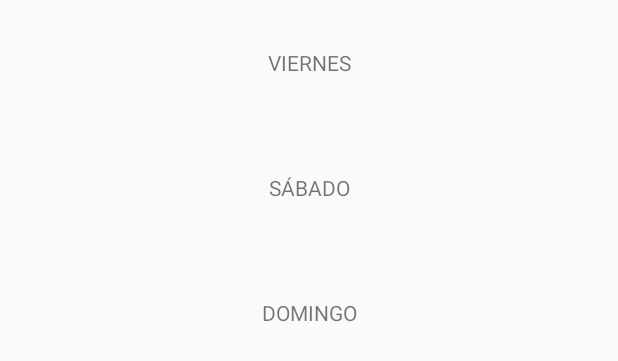
After one commit to camtes/Drupalcamp-android, an Android app: the layout main_days_activity.xml on its own in the app's theme, with its tools: preview values and no code run, on a phone screen of 412 x 824 dp. The commit adds this screen. Shown: the top 361 px of the screen. Run offline under Robolectric (Android 15) with nearby library versions, the phone set to English and light mode, and no system bars.

```diff
--- a/app/build.gradle
+++ b/app/build.gradle
@@ -27,4 +27,6 @@ dependencies {
     compile 'com.ogaclejapan.smarttablayout:library:1.6.0@aar'
     compile 'com.android.support:cardview-v7:23.1.1'
     compile 'com.squareup.picasso:picasso:2.5.2'
+    compile 'com.j256.ormlite:ormlite-core:4.48'
+    compile 'com.j256.ormlite:ormlite-android:4.48'
 }
--- a/app/src/main/AndroidManifest.xml
+++ b/app/src/main/AndroidManifest.xml
@@ -20,7 +20,8 @@
                 <category android:name="android.intent.category.LAUNCHER" />
             </intent-filter>
         </activity>
-        <activity android:name=".SpeakerActivity">
+        <activity android:name=".SpeakerActivity"
+            android:label="@string/Speaker">
             <meta-data
                 android:name="android.support.PARENT_ACTIVITY"
                 android:value="ccamposfuentes.es.drupalcamp.MainActivity" />
--- a/app/src/main/java/ccamposfuentes/es/drupalcamp/SpeakerActivity.java
+++ b/app/src/main/java/ccamposfuentes/es/drupalcamp/SpeakerActivity.java
@@ -21,9 +21,9 @@ public class SpeakerActivity extends AppCompatActivity {
         super.onCreate(savedInstanceState);
         setContentView(R.layout.activity_speaker);
 
-        if (getSupportActionBar() != null)
+        if (getSupportActionBar() != null) {
             getSupportActionBar().setDisplayHomeAsUpEnabled(true);
-
+        }
         speakers = new ArrayList<>();
         speakers.add(new Speaker("Carlos Campos", "SI2 Soluciones", "@ccamposf",
                 "https://media.licdn.com/mpr/mpr/shrinknp_200_200/AAEAAQAAAAAAAATSAAAAJGE1ZDUxYjlkLWFkMTEtNGYzZS1iNDQ4LTIzMWExNTIxZjUxNA.jpg"));
--- /dev/null
+++ b/app/src/main/res/layout/main_days_activity.xml
@@ -0,0 +1,29 @@
+<?xml version="1.0" encoding="utf-8"?>
+<LinearLayout xmlns:android="http://schemas.android.com/apk/res/android"
+    android:orientation="vertical" android:layout_width="match_parent"
+    android:layout_height="match_parent">
+
+    <TextView
+        android:layout_width="match_parent"
+        android:layout_height="wrap_content"
+        android:textAlignment="center"
+        android:padding="32dp"
+        android:textAllCaps="true"
+        android:text="Viernes"/>
+
+    <TextView
+        android:layout_width="match_parent"
+        android:layout_height="wrap_content"
+        android:textAlignment="center"
+        android:padding="32dp"
+        android:textAllCaps="true"
+        android:text="sábado"/>
+
+    <TextView
+        android:layout_width="match_parent"
+        android:layout_height="wrap_content"
+        android:textAlignment="center"
+        android:padding="32dp"
+        android:textAllCaps="true"
+        android:text="Domingo"/>
+</LinearLayout>
--- a/app/src/main/res/values/strings.xml
+++ b/app/src/main/res/values/strings.xml
@@ -4,4 +4,5 @@
     <string name="navigation_drawer_open">Open navigation drawer</string>
     <string name="navigation_drawer_close">Close navigation drawer</string>
     <string name="action_settings">Settings</string>
+    <string name="Speaker">Speakers</string>
 </resources>
```
Also changed, not shown: app/src/main/java/ccamposfuentes/es/drupalcamp/MainActivity.java (+4 -6 lines), app/src/main/java/ccamposfuentes/es/drupalcamp/database/DBHelper.java (added, +71 -0 lines), app/src/main/java/ccamposfuentes/es/drupalcamp/objets/Session.java (added, +88 -0 lines), app/src/main/java/ccamposfuentes/es/drupalcamp/objets/Speaker.java (+32 -4 lines), app/src/main/res/menu/activity_main_drawer.xml (+7 -10 lines), 1 other file.
